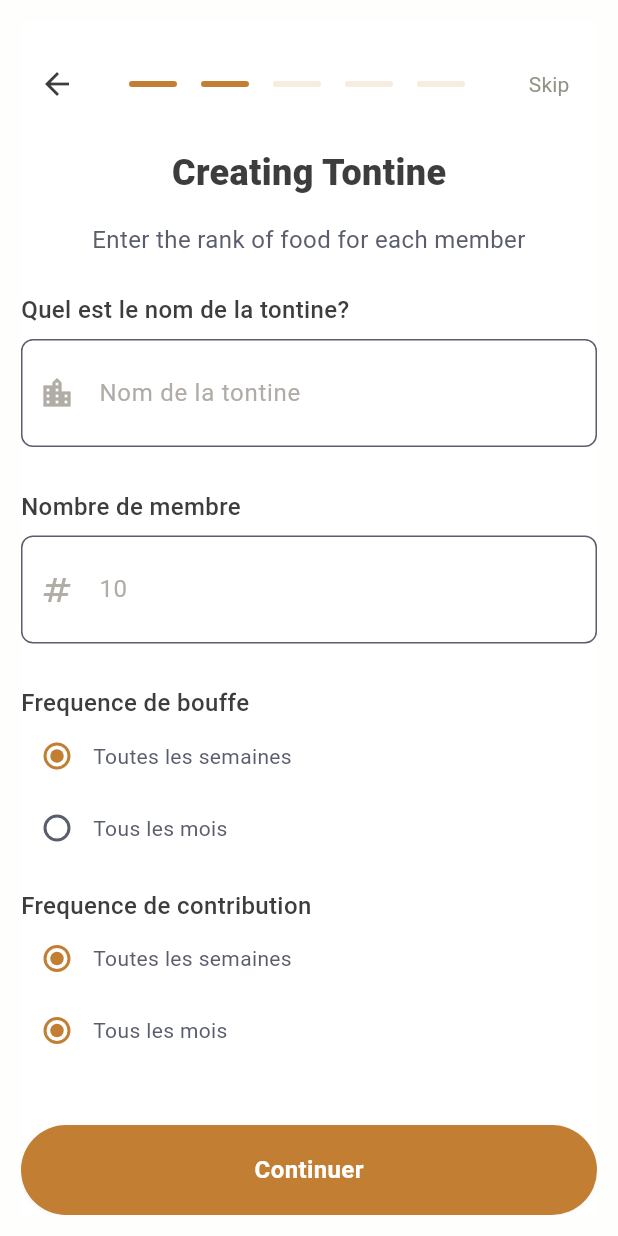
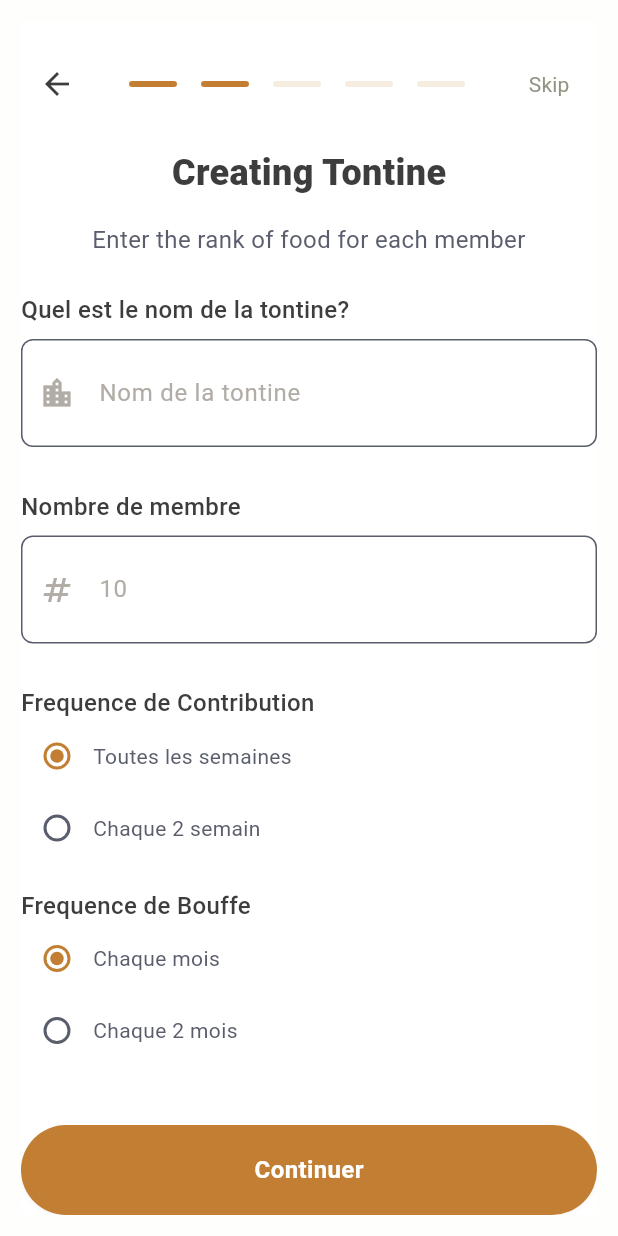
Before and after one commit to konnofuente/manzon, a Flutter app: the CreateTontinePage screen opened by its route, after a tap on "Continuer", on a phone screen of 412 x 824 dp. Run offline on Flutter 3.47's test engine with Material 3 defaults, Android fonts, the light colour scheme and no system bars; our stand-ins replace cloud_firestore, connectivity_plus, contacts_service, equatable, firebase_auth, firebase_core and 10 more; missing offline and left inert: connection_notifier, firebase_app_check; accounts and stored records are empty; Roboto replaces fonts that are missing (Rubik); project files that could hold a hidden picture were left out.

Commit message:
refactor(app): #15 1/2 order verification

```diff
--- a/lib/app/manzon.dart
+++ b/lib/app/manzon.dart
@@ -37,7 +37,7 @@ class _ManzonAppState extends State<ManzonApp> {
           translations: widget.translations,
           locale: Get.deviceLocale,
           fallbackLocale: Locale('en', 'US'),
-          initialRoute: AppRouteNames.associationPage,
+          initialRoute: AppRouteNames.selectTontineMember,
           getPages: AppRoutes.routes
         ),
       ),
--- a/lib/presentation/pages/create_tontine/components/financial_information.dart
+++ b/lib/presentation/pages/create_tontine/components/financial_information.dart
@@ -2,7 +2,6 @@ import 'package:get/get.dart';
 import 'package:flutter/material.dart';
 import 'package:manzon/presentation/widgets/export_widget.dart';
 import 'package:manzon/app/config/theme/export_theme_manager.dart';
-import 'package:manzon/domain/entities/export_domain_entities.dart';
 import 'package:manzon/presentation/controllers/create_tontine_controller.dart';
 import 'package:manzon/presentation/pages/create_tontine/widgets/step_information.dart';
 
--- a/lib/presentation/pages/create_tontine/components/order_members.dart
+++ b/lib/presentation/pages/create_tontine/components/order_members.dart
@@ -1,5 +1,7 @@
 import 'package:get/get.dart';
 import 'package:flutter/material.dart';
+import 'package:flutter/scheduler.dart';
+import 'package:manzon/app/core/utils/enums/button_status.dart';
 import 'package:manzon/presentation/widgets/export_widget.dart';
 import 'package:manzon/app/config/theme/export_theme_manager.dart';
 import 'package:manzon/presentation/controllers/export_controllers.dart';
@@ -80,8 +82,12 @@ class _OrderMembersState extends State<OrderMembers> {
                           ),
                           keyboardType: TextInputType.number,
                           onChanged: (value) {
-                            int order = int.tryParse(value) ?? 0;
+
+                            int order = int.tryParse(value) ??
+                                -1; // Use -1 instead of 0 to signify invalid input
+                            SchedulerBinding.instance.addPostFrameCallback((_) {
                               controller.updateOrder(index, order);
+                            });
                           },
                         ),
                       ),
@@ -91,14 +97,17 @@ class _OrderMembersState extends State<OrderMembers> {
               }
             }),
           ),
-          DefaultButton(
+          Obx(
+            () => DefaultButton(
               onTap: controller.validateOrder() ? controller.nextStep : null,
+              status: controller.orderVerficication.value ? ButtonState.enable : ButtonState.disable,
               backgroundColor: AppColors.primaryNormal,
               text: 'Continuer',
               width: double.infinity,
               fontWeight: FontWeight.w600,
               borderRadius: 50.0,
             ),
+          )
         ],
       ),
     );
--- a/lib/presentation/pages/create_tontine/components/tontine_information.dart
+++ b/lib/presentation/pages/create_tontine/components/tontine_information.dart
@@ -54,73 +54,73 @@ class _TontineInformationState extends State<TontineInformation> {
           keyboardType: TextInputType.number,
           readOnly: false,
         ),
-        Text('Frequence de bouffe',
+        Text('Frequence de Contribution',
             style: getMediumStyle(
                 color: AppColors.blackNormal, fontSize: FontSize.s16)),
-        Column(
+        Obx(() {
+          return Column(
             children: [
               Row(
                 children: [
-                Radio(
+                  Radio<ContributionFrequency>(
                     value: ContributionFrequency.weekly,
                     groupValue: controller.contributionFrequency.value,
                     onChanged: (value) {
-                    controller.updateContributionFrequency(
-                        value as ContributionFrequency);
+                      controller.updateContributionFrequency(value!);
                     },
                   ),
-                Text('Toutes les semaines'),
+                  const Text('Toutes les semaines'),
                 ],
               ),
               Row(
                 children: [
-                Radio(
-                  value: ContributionFrequency.monthly,
+                  Radio<ContributionFrequency>(
+                    value: ContributionFrequency.biWeekly,
                     groupValue: controller.contributionFrequency.value,
                     onChanged: (value) {
-                    controller.updateContributionFrequency(
-                        value as ContributionFrequency);
+                      controller.updateContributionFrequency(value!);
                     },
                   ),
-                Text('Tous les mois'),
+                  const Text('Chaque 2 semain'),
                 ],
               ),
             ],
-        ),
+          );
+        }),
         SizedBox(height: AppSize.s16),
-        Text('Frequence de contribution',
+        Text('Frequence de Bouffe',
             style: getMediumStyle(
                 color: AppColors.blackNormal, fontSize: FontSize.s16)),
-        Column(
+        Obx(() {
+          return Column(
             children: [
               Row(
                 children: [
-                Radio(
+                  Radio<ReceiverFrequency>(
                     value: ReceiverFrequency.monthly,
                     groupValue: controller.receiverFrequency.value,
                     onChanged: (value) {
-                    controller
-                        .updateReceiverFrequency(value as ReceiverFrequency);
+                      controller.updateReceiverFrequency(value!);
                     },
                   ),
-                Text('Toutes les semaines'),
+                  Text('Chaque mois'),
                 ],
               ),
               Row(
                 children: [
-                Radio(
-                  value: ReceiverFrequency.monthly,
+                  Radio<ReceiverFrequency>(
+                    value: ReceiverFrequency.biMonthly,
                     groupValue: controller.receiverFrequency.value,
                     onChanged: (value) {
-                    controller
-                        .updateReceiverFrequency(value as ReceiverFrequency);
+                      controller.updateReceiverFrequency(value!);
                     },
                   ),
-                Text('Tous les mois'),
+                  Text('Chaque 2 mois'),
                 ],
               ),
             ],
-        ),
+          );
+        }),
         const Spacer(),
         DefaultButton(
           onTap: controller.nextStep,
```
Also changed, not shown: lib/presentation/controllers/create_tontine_controller.dart (+23 -11 lines). Lines whose indentation alone changed are shown as unchanged.
